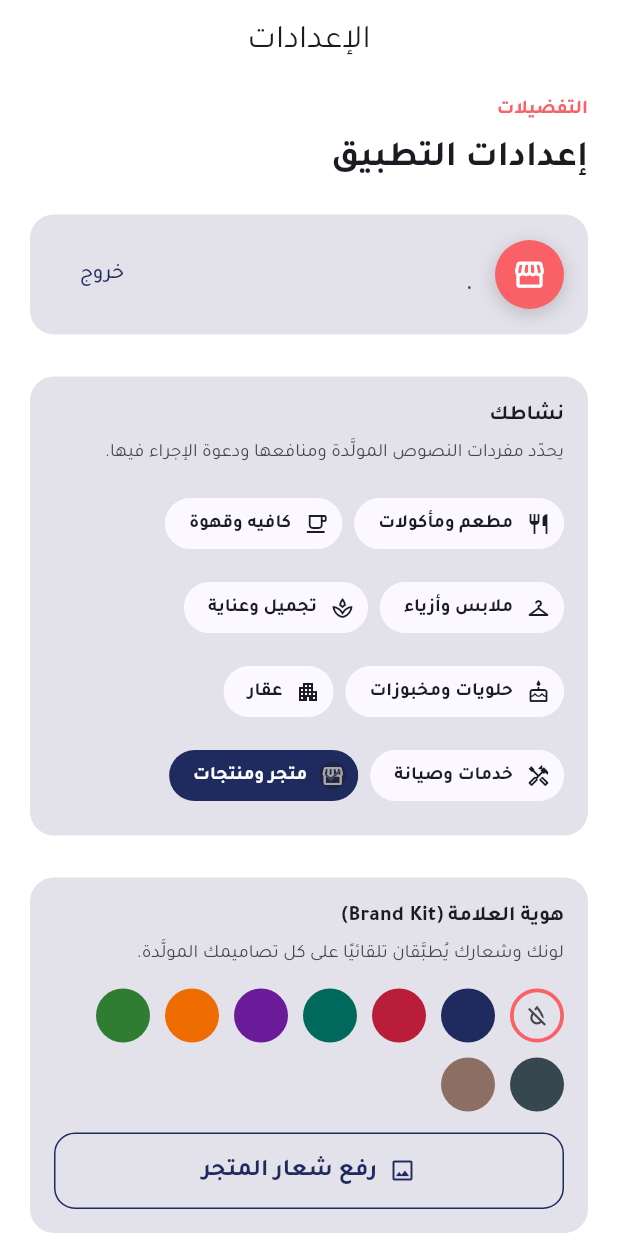
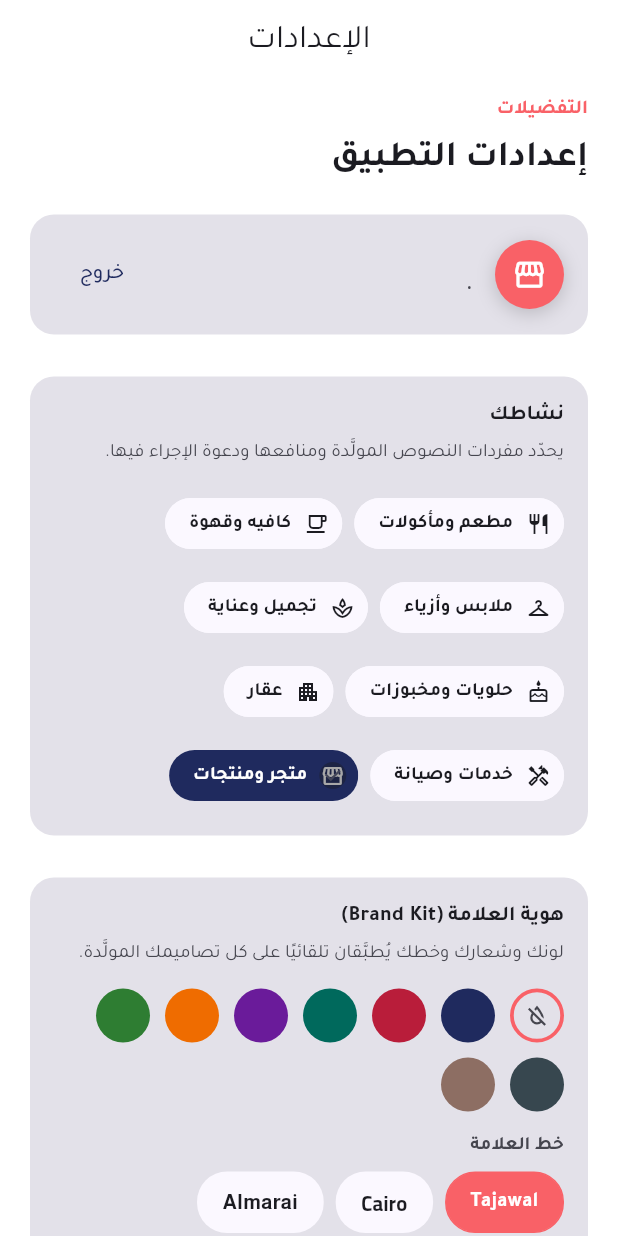
Before and after one commit to mohammed981-tjn/zol, a Flutter app: the SettingsScreen screen opened directly, on a phone screen of 412 x 824 dp. Run offline on Flutter 3.47's test engine with Material 3 defaults, Android fonts, the phone set to English and light mode, and no system bars; our stand-ins replace flutter_map, geolocator, image_picker, latlong2, share_plus, shared_preferences; missing offline and left inert: moyasar; accounts and stored records are empty.

```diff
--- /dev/null
+++ b/lib/models/brand_font.dart
@@ -0,0 +1,17 @@
+/// خط العلامة التجارية (Brand Kit) — يُطبَّق على نصوص تصميم الإعلان فقط
+/// (العنوان والدعوة لاتخاذ إجراء)، لا على واجهة التطبيق نفسها.
+enum BrandFont { tajawal, cairo, almarai }
+
+extension BrandFontInfo on BrandFont {
+  String get label => switch (this) {
+    BrandFont.tajawal => 'Tajawal',
+    BrandFont.cairo => 'Cairo',
+    BrandFont.almarai => 'Almarai',
+  };
+
+  String get family => switch (this) {
+    BrandFont.tajawal => 'Tajawal',
+    BrandFont.cairo => 'Cairo',
+    BrandFont.almarai => 'Almarai',
+  };
+}
--- a/lib/screens/settings_screen.dart
+++ b/lib/screens/settings_screen.dart
@@ -2,6 +2,7 @@ import 'dart:typed_data';
 import 'package:flutter/material.dart';
 import 'package:image_picker/image_picker.dart';
 import '../models/business_category.dart';
+import '../models/brand_font.dart';
 import '../state/app_state.dart';
 import '../theme/app_theme.dart';
 import '../utils/payment_config.dart';
@@ -179,7 +180,7 @@ class SettingsScreen extends StatelessWidget {
           ),
           const SizedBox(height: 6),
           Text(
-            'لونك وشعارك يُطبَّقان تلقائيًا على كل تصاميمك المولَّدة.',
+            'لونك وشعارك وخطك يُطبَّقان تلقائيًا على كل تصاميمك المولَّدة.',
             style: TextStyle(color: context.textMuted, fontSize: 12.5),
           ),
           const SizedBox(height: 14),
@@ -204,6 +205,24 @@ class SettingsScreen extends StatelessWidget {
                       ? const Icon(Icons.check, size: 18, color: Colors.white)
                       : const SizedBox.shrink(),
                 ),
+            ],
+          ),
+          const SizedBox(height: 14),
+          Text(
+            'خط العلامة',
+            style: TextStyle(
+              fontWeight: FontWeight.w600,
+              fontSize: 12.5,
+              color: context.textMuted,
+            ),
+          ),
+          const SizedBox(height: 8),
+          Wrap(
+            spacing: 8,
+            runSpacing: 8,
+            children: [
+              for (final font in BrandFont.values)
+                _fontChip(context, state, font),
             ],
           ),
           const SizedBox(height: 14),
@@ -266,6 +285,36 @@ class SettingsScreen extends StatelessWidget {
           ),
         ),
         child: Center(child: child),
+      ),
+    );
+  }
+
+  Widget _fontChip(BuildContext context, AppState state, BrandFont font) {
+    final isSelected =
+        state.brandFont == font ||
+        (state.brandFont == null && font == BrandFont.tajawal);
+    return InkWell(
+      key: ValueKey('brand-font-${font.name}'),
+      borderRadius: BorderRadius.circular(20),
+      onTap: () => state.setBrandFont(font),
+      child: Container(
+        padding: const EdgeInsets.symmetric(horizontal: 16, vertical: 10),
+        decoration: BoxDecoration(
+          color: isSelected ? AppColors.coral : context.scheme.surface,
+          borderRadius: BorderRadius.circular(20),
+          border: Border.all(
+            color: isSelected ? AppColors.coral : Colors.transparent,
+          ),
+        ),
+        child: Text(
+          font.label,
+          style: TextStyle(
+            fontFamily: font.family,
+            fontWeight: FontWeight.w600,
+            fontSize: 13.5,
+            color: isSelected ? Colors.white : context.scheme.onSurface,
+          ),
+        ),
       ),
     );
   }
```
Also changed, not shown: lib/models/ad_template.dart (+64 -0 lines), lib/screens/templates_screen.dart (+31 -3 lines), lib/state/app_state.dart (+18 -0 lines), lib/widgets/ad_design_preview.dart (+10 -1 lines), pubspec.yaml (+13 -1 lines), assets/fonts/Almarai-Bold.ttf (added), assets/fonts/Almarai-Regular.ttf (added), assets/fonts/Cairo-Bold.ttf (added), assets/fonts/Cairo-Regular.ttf (added), 2 other files.
